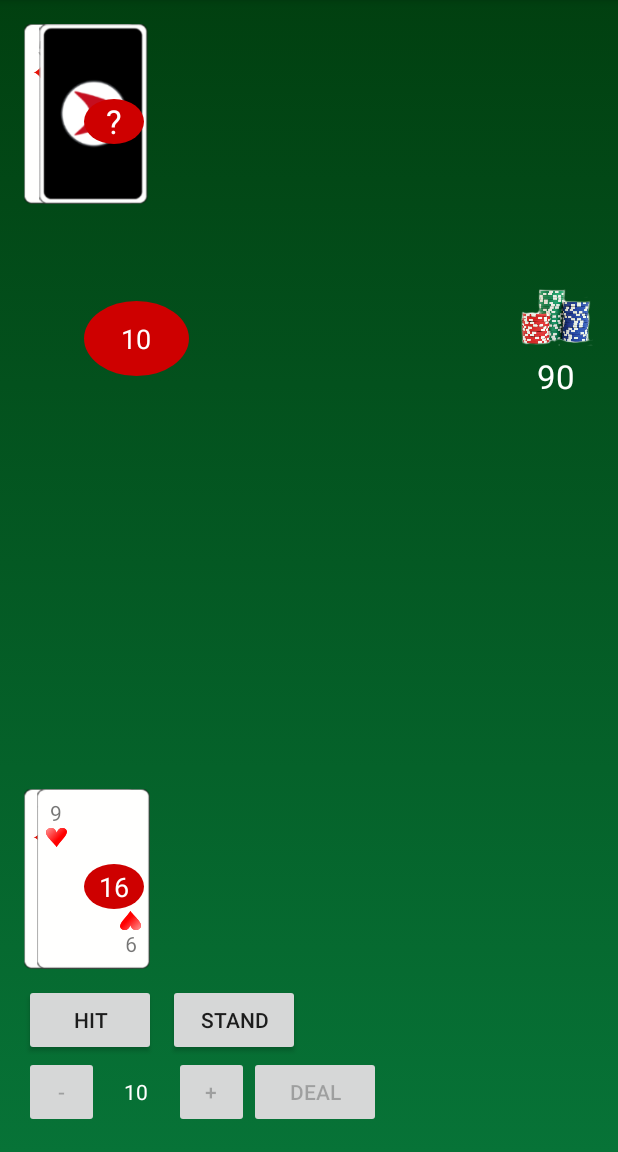
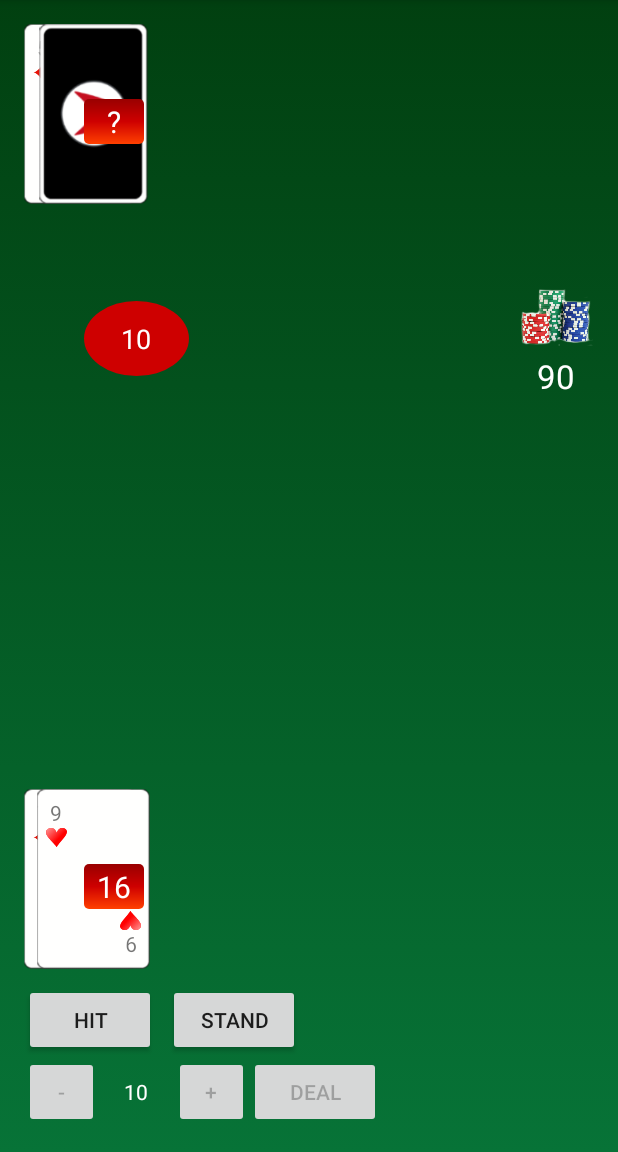
Before and after one commit to mesan/android-workshop-blackjack, an Android app: the screen it shows after launch (GameActivity), after a tap on "DEAL", on a phone screen of 412 x 824 dp, the part 84-1236 px from its top. Run offline under Robolectric (Android 15) with nearby library versions, the phone set to English and light mode, and no system bars.

Commit message:
Upped design of score boxes

```diff
--- a/MesanBlackjack/app/src/main/java/no/mesan/mesanblackjack/GameActivity.java
+++ b/MesanBlackjack/app/src/main/java/no/mesan/mesanblackjack/GameActivity.java
@@ -55,10 +55,10 @@ public class GameActivity extends AppCompatActivity {
         setupRecyclerView(playerRecyclerView);
 
         balanceText = (TextView)findViewById(R.id.txt_balance);
-        dealerScoreCircle = (LinearLayout)findViewById(R.id.dealer_score_circle);
+        dealerScoreCircle = (LinearLayout)findViewById(R.id.dealer_score_holder);
         dealerScoreText = (TextView)findViewById(R.id.dealer_score);
         dealerScoreCircle.setVisibility(View.GONE);
-        playerScoreCircle = (LinearLayout)findViewById(R.id.player_score_circle);
+        playerScoreCircle = (LinearLayout)findViewById(R.id.player_score_holder);
         playerScoreText = (TextView)findViewById(R.id.player_score);
         playerScoreCircle.setVisibility(View.GONE);
         currentBetText = (TextView)findViewById(R.id.txt_currentBet);
--- /dev/null
+++ b/MesanBlackjack/app/src/main/res/drawable/score.xml
@@ -0,0 +1,16 @@
+<?xml version="1.0" encoding="utf-8"?>
+
+<shape xmlns:android="http://schemas.android.com/apk/res/android" android:shape="rectangle">
+    <gradient
+        android:endColor="@color/colorPrimaryLight"
+        android:centerColor="@color/colorPrimary"
+        android:startColor="@color/colorPrimaryDark"
+        android:angle="270" />
+    <corners
+        android:radius="3dp" />
+    <padding
+        android:left="1dp"
+        android:top="1dp"
+        android:right="1dp"
+        android:bottom="1dp" />
+</shape>
--- a/MesanBlackjack/app/src/main/res/layout/activity_game.xml
+++ b/MesanBlackjack/app/src/main/res/layout/activity_game.xml
@@ -48,13 +48,14 @@
             android:layout_alignParentLeft="true"
             android:layout_marginTop="@dimen/score_top"
             android:layout_marginLeft="@dimen/score_left"
-            android:background="@drawable/circle"
-            android:id="@+id/dealer_score_circle">
+            android:background="@drawable/score"
+            android:id="@+id/dealer_score_holder">
 
             <TextView
                 android:id="@+id/dealer_score"
                 android:gravity="center"
                 android:textColor="@color/textColorLight"
+                android:textSize="20sp"
                 android:textAppearance="@style/TextAppearance.AppCompat.Large"
                 android:layout_width="match_parent"
                 android:layout_height="match_parent"/>
@@ -125,12 +126,13 @@
             android:layout_alignParentLeft="true"
             android:layout_marginTop="@dimen/score_top"
             android:layout_marginLeft="@dimen/score_left"
-            android:background="@drawable/circle"
-            android:id="@+id/player_score_circle">
+            android:background="@drawable/score"
+            android:id="@+id/player_score_holder">
 
             <TextView
                 android:id="@+id/player_score"
                 android:text=""
+                android:textSize="20sp"
                 android:gravity="center"
                 android:textColor="@color/textColorLight"
                 android:textAppearance="@style/TextAppearance.AppCompat.Medium"
--- a/MesanBlackjack/app/src/main/res/values/colors.xml
+++ b/MesanBlackjack/app/src/main/res/values/colors.xml
@@ -2,6 +2,7 @@
 <resources>
     <color name="colorPrimary">#CE0000</color>
     <color name="colorPrimaryDark">#990000</color>
+    <color name="colorPrimaryLight">#ff4000</color>
     <color name="colorAccent">#000000</color>
     <color name="textColorLight">#ffffff</color>
     <color name="textColorDark">#000000</color>
```
